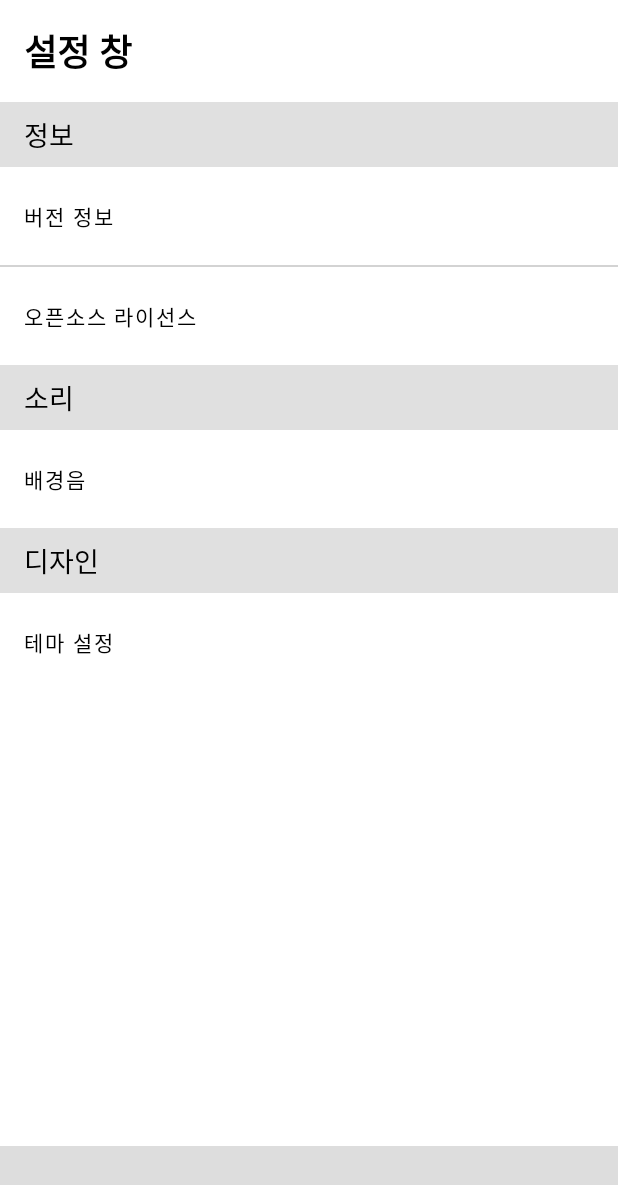
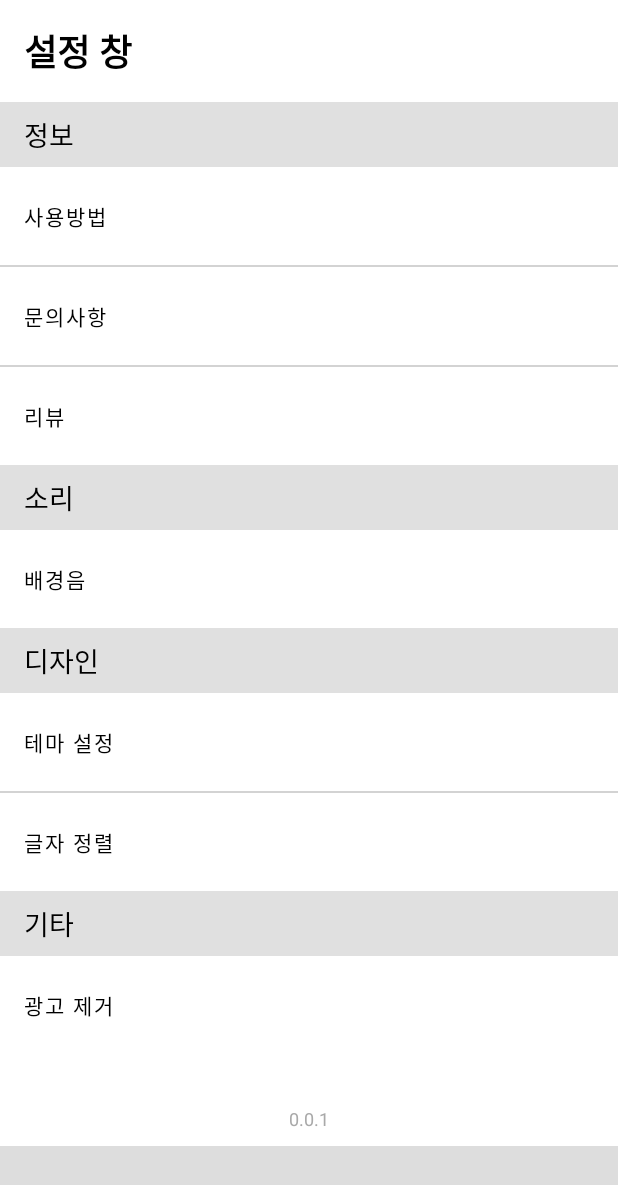
Before and after one commit to LibrumLego/Clicker, an Android app: the SettingsActivity screen opened directly, with no data from a screen before it, on a phone screen of 412 x 824 dp. Shown: the top 1185 px of the screen. Run offline under Robolectric (Android 15) with nearby library versions, the phone set to English and light mode, and no system bars.

Commit message:
설정창 수정

```diff
--- a/app/src/main/res/layout/activity_settings.xml
+++ b/app/src/main/res/layout/activity_settings.xml
@@ -8,13 +8,14 @@
     android:background="@android:color/white"
     tools:context=".SettingsActivity">
 
+    <!-- 메인 컨텐츠 영역 -->
     <LinearLayout
         android:layout_width="match_parent"
         android:layout_height="0dp"
         android:layout_weight="1"
         android:orientation="vertical">
 
-        <!-- 설정창 텍스트 뷰 -->
+        <!-- 상단 타이틀 -->
         <TextView
             android:layout_width="match_parent"
             android:layout_height="wrap_content"
@@ -24,7 +25,7 @@
             android:textColor="@android:color/black"
             android:padding="16dp" />
 
-        <!-- 정보 텍스트 뷰 -->
+        <!-- 정보 섹션 헤더 -->
         <TextView
             android:layout_width="match_parent"
             android:layout_height="wrap_content"
@@ -35,12 +36,12 @@
             android:paddingHorizontal="16dp"
             android:background="#E0E0E0" />
 
-        <!-- 버전 정보 버튼 -->
+        <!-- '사용방법' 버튼 -->
         <com.google.android.material.button.MaterialButton
-            android:id="@+id/button_version"
+            android:id="@+id/button_how_to_use"
             android:layout_width="match_parent"
             android:layout_height="wrap_content"
-            android:text="버전 정보"
+            android:text="사용방법"
             android:textColor="@color/black"
             android:gravity="left|center_vertical"
             android:padding="16dp"
@@ -48,18 +49,18 @@
             app:cornerRadius="0dp"
             style="@style/Widget.MaterialComponents.Button.TextButton" />
 
-        <!-- 가로 구분선 -->
+        <!-- 구분선 -->
         <View
             android:layout_width="match_parent"
             android:layout_height="1dp"
             android:background="#D3D3D3" />
 
-        <!-- 오픈소스 라이선스 버튼 -->
+        <!-- '문의사항' 버튼 -->
         <com.google.android.material.button.MaterialButton
-            android:id="@+id/button_licenses"
+            android:id="@+id/button_inquiries"
             android:layout_width="match_parent"
             android:layout_height="wrap_content"
-            android:text="오픈소스 라이선스"
+            android:text="문의사항"
             android:textColor="@color/black"
             android:gravity="left|center_vertical"
             android:padding="16dp"
@@ -67,7 +68,26 @@
             app:cornerRadius="0dp"
             style="@style/Widget.MaterialComponents.Button.TextButton" />
 
-        <!-- 소리 텍스트 뷰 -->
+        <!-- 구분선 -->
+        <View
+            android:layout_width="match_parent"
+            android:layout_height="1dp"
+            android:background="#D3D3D3" />
+
+        <!-- '리뷰' 버튼 -->
+        <com.google.android.material.button.MaterialButton
+            android:id="@+id/button_review"
+            android:layout_width="match_parent"
+            android:layout_height="wrap_content"
+            android:text="리뷰"
+            android:textColor="@color/black"
+            android:gravity="left|center_vertical"
+            android:padding="16dp"
+            android:textAllCaps="false"
+            app:cornerRadius="0dp"
+            style="@style/Widget.MaterialComponents.Button.TextButton" />
+
+        <!-- 소리 섹션 헤더 -->
         <TextView
             android:layout_width="match_parent"
             android:layout_height="wrap_content"
@@ -78,7 +98,7 @@
             android:paddingHorizontal="16dp"
             android:background="#E0E0E0" />
 
-        <!-- 배경음 버튼 -->
+        <!-- '배경음' 버튼 -->
         <com.google.android.material.button.MaterialButton
             android:id="@+id/button_sound"
             android:layout_width="match_parent"
@@ -91,7 +111,7 @@
             app:cornerRadius="0dp"
             style="@style/Widget.MaterialComponents.Button.TextButton" />
 
-        <!-- 디자인 텍스트 뷰 -->
+        <!-- 디자인 섹션 헤더 -->
         <TextView
             android:layout_width="match_parent"
             android:layout_height="wrap_content"
@@ -102,7 +122,7 @@
             android:paddingHorizontal="16dp"
             android:background="#E0E0E0" />
 
-        <!-- 테마 버튼 -->
+        <!-- '테마 설정' 버튼 -->
         <com.google.android.material.button.MaterialButton
             android:id="@+id/button_theme"
             android:layout_width="match_parent"
@@ -115,7 +135,61 @@
             app:cornerRadius="0dp"
             style="@style/Widget.MaterialComponents.Button.TextButton" />
 
+        <!-- 구분선 -->
+        <View
+            android:layout_width="match_parent"
+            android:layout_height="1dp"
+            android:background="#D3D3D3" />
+
+        <!-- '글자 정렬' 버튼 -->
+        <com.google.android.material.button.MaterialButton
+            android:id="@+id/button_text_alignment"
+            android:layout_width="match_parent"
+            android:layout_height="wrap_content"
+            android:text="글자 정렬"
+            android:textColor="@color/black"
+            android:gravity="left|center_vertical"
+            android:padding="16dp"
+            android:textAllCaps="false"
+            app:cornerRadius="0dp"
+            style="@style/Widget.MaterialComponents.Button.TextButton" />
+
+        <!-- 기타 섹션 헤더 -->
+        <TextView
+            android:layout_width="match_parent"
+            android:layout_height="wrap_content"
+            android:text="기타"
+            android:textColor="@color/black"
+            android:textSize="18sp"
+            android:paddingVertical="8dp"
+            android:paddingHorizontal="16dp"
+            android:background="#E0E0E0" />
+
+        <!-- '광고 제거' 버튼 -->
+        <com.google.android.material.button.MaterialButton
+            android:id="@+id/button_remove_ads"
+            android:layout_width="match_parent"
+            android:layout_height="wrap_content"
+            android:text="광고 제거"
+            android:textColor="@color/black"
+            android:gravity="left|center_vertical"
+            android:padding="16dp"
+            android:textAllCaps="false"
+            app:cornerRadius="0dp"
+            style="@style/Widget.MaterialComponents.Button.TextButton" />
+
     </LinearLayout>
+
+    <!-- 앱 버전 표시 -->
+    <TextView
+        android:id="@+id/version_info"
+        android:layout_width="wrap_content"
+        android:layout_height="wrap_content"
+        android:layout_gravity="center_horizontal"
+        android:layout_marginBottom="10dp"
+        android:text="0.0.1"
+        android:textSize="12sp"
+        android:textColor="#A9A9A9" />
 
     <!-- 하단 광고 바 -->
     <View
```
